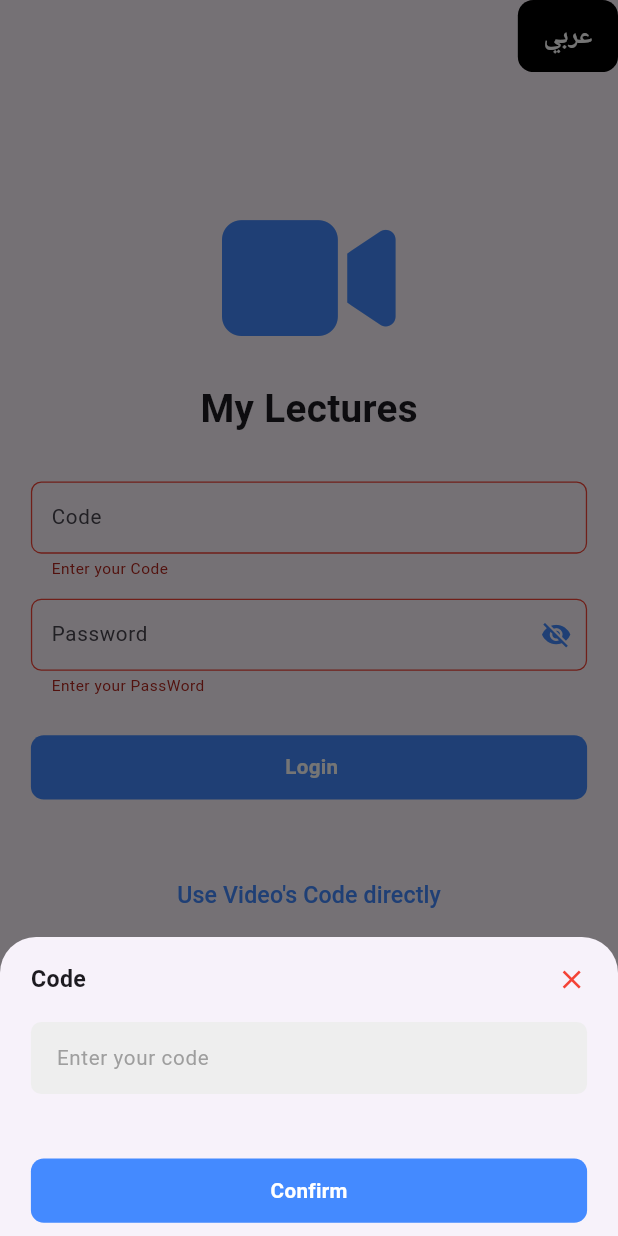
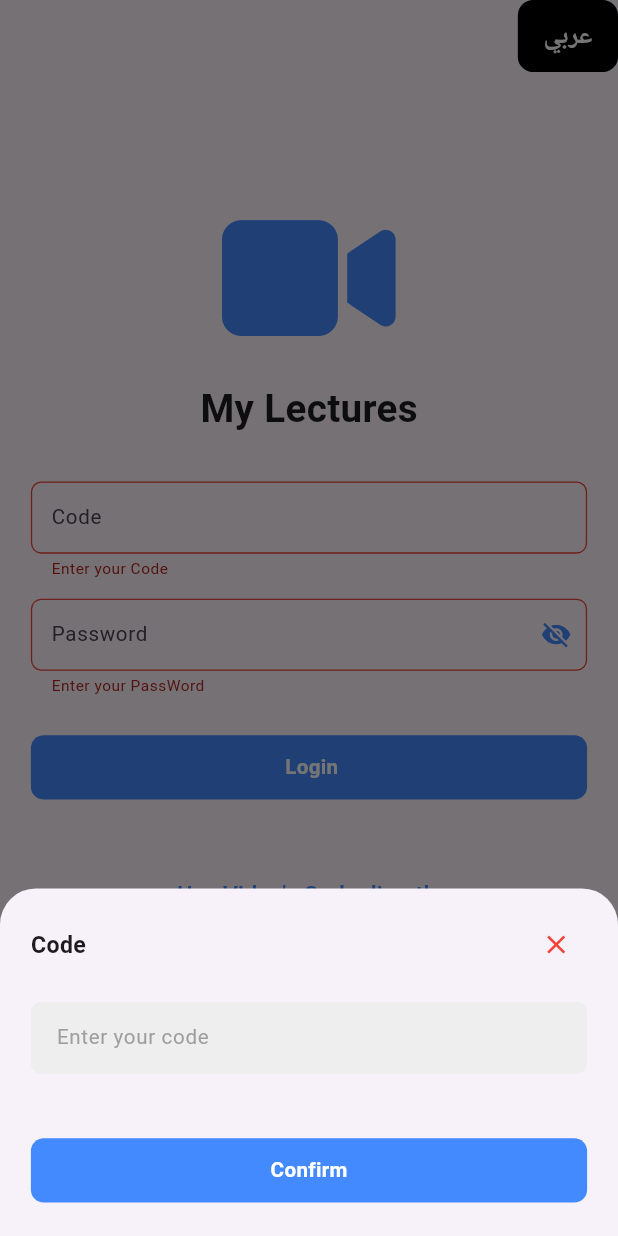
Before and after one commit to abd0-kha1ed/lms, a Flutter app: the screen it shows after launch, after a tap on "Login", after a tap on "Use Video's Code directly", on a phone screen of 412 x 824 dp. Run offline on Flutter 3.47's test engine with Material 3 defaults, Android fonts, the light colour scheme and no system bars; our stand-ins replace easy_localization, firebase_core, font_awesome_flutter, go_router, responsive_framework; accounts and stored records are empty.

Commit message:
video player validation and close button done

```diff
--- a/lib/feature/auth/presentation/view/widget/code_video_directly.dart
+++ b/lib/feature/auth/presentation/view/widget/code_video_directly.dart
@@ -1,47 +1,70 @@
-
 import 'package:easy_localization/easy_localization.dart';
 import 'package:flutter/material.dart';
+import 'package:go_router/go_router.dart';
 import 'package:video_player_app/constant.dart';
 import 'package:video_player_app/core/widget/custom_button.dart';
 import 'package:video_player_app/generated/locale_keys.g.dart';
 
-class CodeVideoDirectly extends StatelessWidget {
+class CodeVideoDirectly extends StatefulWidget {
   const CodeVideoDirectly({
     super.key,
   });
 
   @override
+  State<CodeVideoDirectly> createState() => _CodeVideoDirectlyState();
+}
+
+class _CodeVideoDirectlyState extends State<CodeVideoDirectly> {
+  final GlobalKey<FormState> formKey = GlobalKey();
+  AutovalidateMode autovalidateMode = AutovalidateMode.disabled;
+  String? code;
+  @override
   Widget build(BuildContext context) {
     return FractionallySizedBox(
-      heightFactor: 0.43,
+      heightFactor: 0.5,
       child: Padding(
         padding: const EdgeInsets.symmetric(horizontal: 24),
+        child: Form(
+          key: formKey,
+          autovalidateMode: autovalidateMode,
           child: Column(
             children: [
               const SizedBox(height: 20),
               Row(
-              mainAxisAlignment:
-                  MainAxisAlignment.spaceBetween,
+                mainAxisAlignment: MainAxisAlignment.spaceBetween,
                 children: [
                   Text(LocaleKeys.code.tr(),
-                    style: TextStyle(
-                        fontSize: 18,
-                        fontWeight: FontWeight.bold)),
-                Icon(
+                      style:
+                          TextStyle(fontSize: 18, fontWeight: FontWeight.bold)),
+                  IconButton(
+                      onPressed: () {
+                        GoRouter.of(context).pop();
+                      },
+                      icon: Icon(
                         Icons.close,
                         color: Colors.red,
-                )
+                      ))
                 ],
               ),
               const SizedBox(height: 20),
               TextFormField(
+                onChanged: (value) {
+                  code = value;
+                },
+                validator: (value) {
+                  if (code?.isEmpty ?? true) {
+                    return LocaleKeys.enterYourCode.tr();
+                  } else {
+                    return null;
+                  }
+                },
                 decoration: InputDecoration(
                   hintText: LocaleKeys.enterSecretCode.tr(),
                   hintStyle: TextStyle(color: Colors.grey),
                   filled: true,
                   fillColor: Colors.grey[200],
-                contentPadding: EdgeInsets.symmetric(
-                    vertical: 16, horizontal: 16),
+                  contentPadding:
+                      EdgeInsets.symmetric(vertical: 16, horizontal: 16),
                   enabledBorder: OutlineInputBorder(
                     borderSide: BorderSide.none,
                     borderRadius: BorderRadius.circular(8),
@@ -56,8 +79,19 @@ class CodeVideoDirectly extends StatelessWidget {
                 ),
               ),
               const SizedBox(height: 50),
-            CustomButton(title: LocaleKeys.confirmText.tr())
+              CustomButton(
+                title: LocaleKeys.confirmText.tr(),
+                onTap: () {
+                  if (formKey.currentState!.validate()) {
+                    formKey.currentState!.save();
+                  } else {
+                    autovalidateMode = AutovalidateMode.always;
+                    setState(() {});
+                  }
+                },
+              )
             ],
+          ),
         ),
       ),
     );
```
Lines whose indentation alone changed are shown as unchanged.
